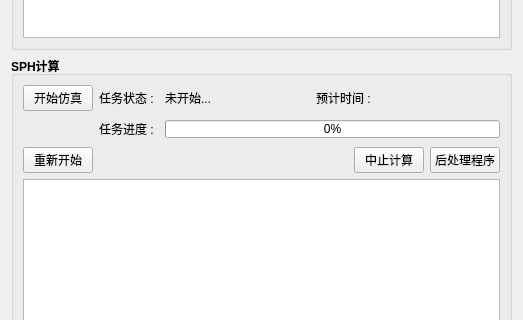
Before: the Qt Designer form SphDockWidget.ui in 519984307/InertSimu, drawn with Qt 5; both pictures show x 0 to 523 and y 456 to 776 of the 523 by 987 pixel window.
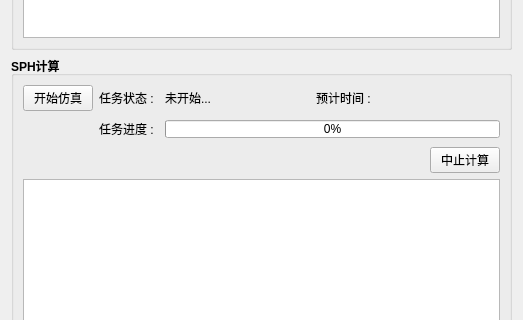
After: the same form once the commit is applied.

```diff
--- a/SphDockWidget.ui
+++ b/SphDockWidget.ui
@@ -2740,31 +2740,6 @@
           </item>
           <item>
            <layout class="QHBoxLayout" name="horizontalLayout_29">
-            <item>
-             <widget class="QPushButton" name="btn_sphtask_restart">
-              <property name="minimumSize">
-               <size>
-                <width>70</width>
-                <height>0</height>
-               </size>
-              </property>
-              <property name="maximumSize">
-               <size>
-                <width>70</width>
-                <height>16777215</height>
-               </size>
-              </property>
-              <property name="font">
-               <font>
-                <pointsize>9</pointsize>
-                <bold>false</bold>
-               </font>
-              </property>
-              <property name="text">
-               <string>重新开始</string>
-              </property>
-             </widget>
-            </item>
             <item>
              <widget class="QLabel" name="label_90">
               <property name="minimumSize">
@@ -2815,31 +2790,6 @@
               </property>
              </widget>
             </item>
-            <item>
-             <widget class="QPushButton" name="btn_sphtask_post">
-              <property name="minimumSize">
-               <size>
-                <width>70</width>
-                <height>0</height>
-               </size>
-              </property>
-              <property name="maximumSize">
-               <size>
-                <width>70</width>
-                <height>16777215</height>
-               </size>
-              </property>
-              <property name="font">
-               <font>
-                <pointsize>9</pointsize>
-                <bold>false</bold>
-               </font>
-              </property>
-              <property name="text">
-               <string>后处理程序</string>
-              </property>
-             </widget>
-            </item>
            </layout>
           </item>
           <item>
```
Left out of the diff: 7 changed lines with no effect on the pictures.
